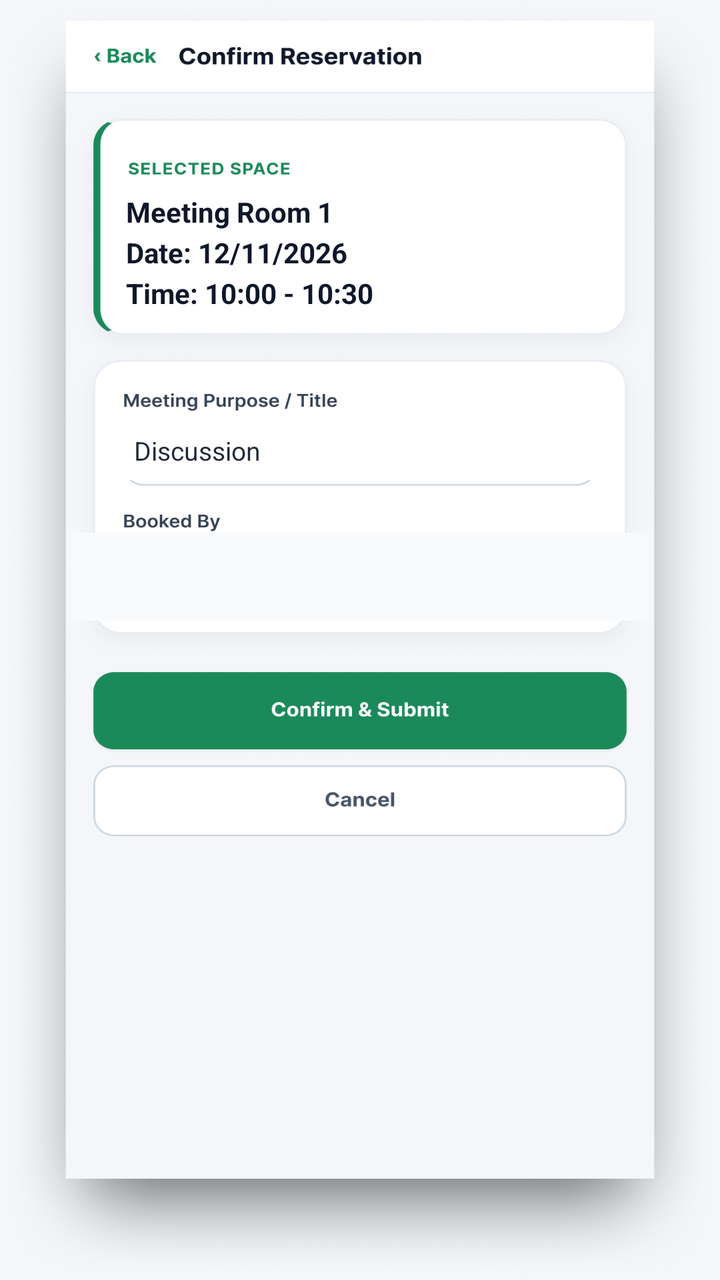
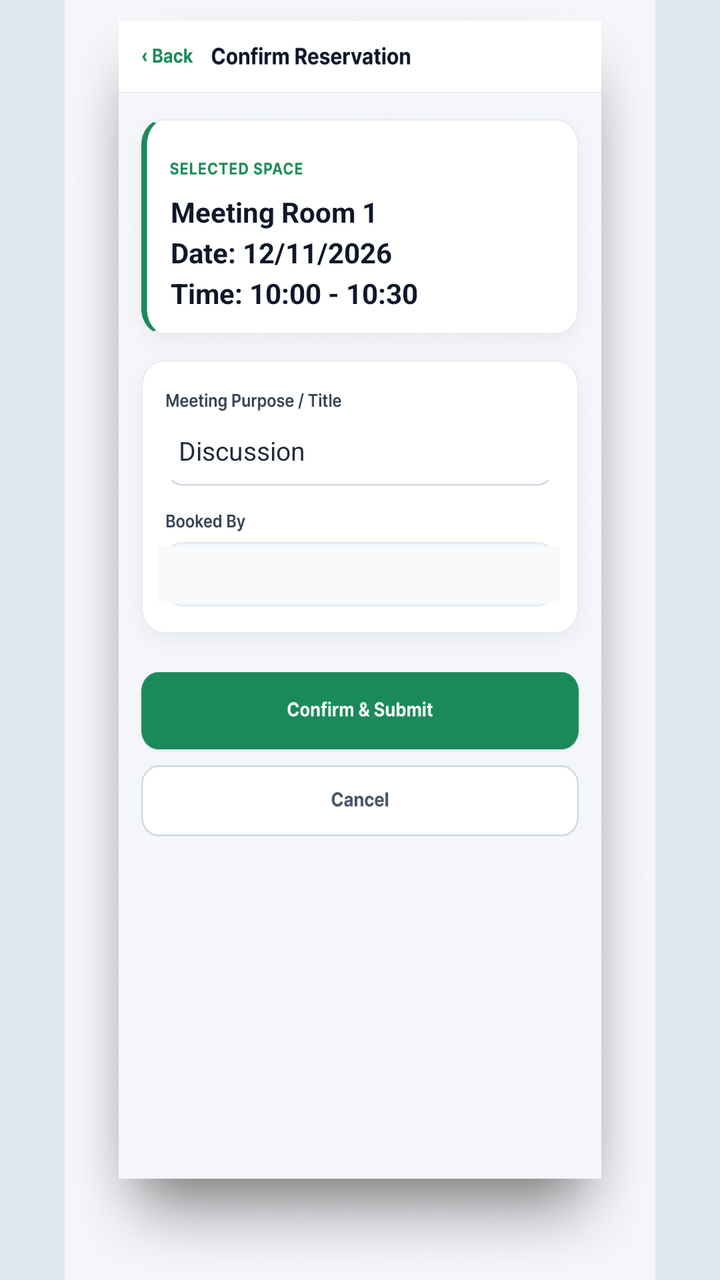

Before-and-after screenshots of an Android layout around one commit, followed by the original layout XML and the change that was made.
<!-- AndroidManifest.xml: application theme Theme.SharedOfficeBookingApp -->
<!-- res/layout/activity_booking_form.xml -->
<?xml version="1.0" encoding="utf-8"?>
<androidx.constraintlayout.widget.ConstraintLayout xmlns:android="http://schemas.android.com/apk/res/android"
    xmlns:app="http://schemas.android.com/apk/res-auto"
    android:layout_width="match_parent"
    android:layout_height="match_parent"
    android:background="#F4F6F9">

    <ImageView
        android:id="@+id/ivBgForm"
        android:layout_width="0dp"
        android:layout_height="0dp"
        android:scaleType="fitXY"
        android:src="@drawable/bookingformrex"
        app:layout_constraintBottom_toBottomOf="parent"
        app:layout_constraintEnd_toEndOf="parent"
        app:layout_constraintStart_toStartOf="parent"
        app:layout_constraintTop_toTopOf="parent" />

    
    <Button
        android:id="@+id/btnBackForm"
        android:layout_width="0dp"
        android:layout_height="0dp"
        android:background="@android:color/transparent"
        app:layout_constraintBottom_toBottomOf="parent"
        app:layout_constraintEnd_toEndOf="parent"
        app:layout_constraintHeight_percent="0.045"
        app:layout_constraintHorizontal_bias="0.11"
        app:layout_constraintStart_toStartOf="parent"
        app:layout_constraintTop_toTopOf="parent"
        app:layout_constraintVertical_bias="0.025"
        app:layout_constraintWidth_percent="0.20" />

    
    <TextView
        android:id="@+id/tvFormSummary"
        android:layout_width="0dp"
        android:layout_height="0dp"
        android:background="#FFFFFF"
        android:gravity="center_vertical"
        android:lineSpacingExtra="4dp"
        android:paddingStart="6dp"
        android:paddingEnd="6dp"
        android:text="Meeting Room 1\nDate: 12/11/2026\nTime: 10:00 - 10:30"
        android:textColor="#0F172A"
        android:textSize="14sp"
        android:textStyle="bold"
        app:layout_constraintBottom_toBottomOf="parent"
        app:layout_constraintEnd_toEndOf="parent"
        app:layout_constraintHeight_percent="0.105"
        app:layout_constraintHorizontal_bias="0.496"
        app:layout_constraintStart_toStartOf="parent"
        app:layout_constraintTop_toTopOf="parent"
        app:layout_constraintVertical_bias="0.162"
        app:layout_constraintWidth_percent="0.68" />

    
    <EditText
        android:id="@+id/etPurpose"
        android:layout_width="0dp"
        android:layout_height="0dp"
        android:background="#FFFFFF"
        android:gravity="center_vertical|start"
        android:hint="e.g. Project Discussion"
        android:text="Discussion"
        android:inputType="text"
        android:paddingStart="10dp"
        android:paddingEnd="10dp"
        android:textColor="#1E293B"
        android:textSize="13sp"
        app:layout_constraintBottom_toBottomOf="parent"
        app:layout_constraintEnd_toEndOf="parent"
        app:layout_constraintHeight_percent="0.046"
        app:layout_constraintHorizontal_bias="0.496"
        app:layout_constraintStart_toStartOf="parent"
        app:layout_constraintTop_toTopOf="parent"
        app:layout_constraintVertical_bias="0.345"
        app:layout_constraintWidth_percent="0.68" />

    

    

    <Spinner
        android:id="@+id/spBookedFor"
        android:layout_width="289dp"
        android:layout_height="44dp"
        android:background="#F8FAFC"
        android:visibility="visible"
        app:layout_constraintBottom_toBottomOf="parent"
        app:layout_constraintEnd_toEndOf="parent"
        app:layout_constraintHeight_percent="0.044"
        app:layout_constraintHorizontal_bias="0.496"
        app:layout_constraintStart_toStartOf="parent"
        app:layout_constraintTop_toTopOf="parent"
        app:layout_constraintVertical_bias="0.447"
        app:layout_constraintWidth_percent="0.68" />

    <Button
        android:id="@+id/btnSubmitBooking"
        android:layout_width="0dp"
        android:layout_height="0dp"
        android:background="@android:color/transparent"
        app:layout_constraintBottom_toBottomOf="parent"
        app:layout_constraintEnd_toEndOf="parent"
        app:layout_constraintHeight_percent="0.055"
        app:layout_constraintStart_toStartOf="parent"
        app:layout_constraintTop_toTopOf="parent"
        app:layout_constraintVertical_bias="0.558"
        app:layout_constraintWidth_percent="0.76" />

</androidx.constraintlayout.widget.ConstraintLayout>
<!-- resources referenced by this layout -->
<resources>
  <!-- drawable bookingformrex: png bitmap (drawable, 796001 bytes) -->
  <style name="Theme.SharedOfficeBookingApp" parent="Base.Theme.SharedOfficeBookingApp" />
  <style name="Base.Theme.SharedOfficeBookingApp" parent="Theme.Material3.DayNight.NoActionBar">
          
          
      </style>
</resources>

<!-- the commit's change to res/layout/activity_booking_form.xml (unified diff, before → after) -->
@@ -3,110 +3,122 @@
     xmlns:app="http://schemas.android.com/apk/res-auto"
     android:layout_width="match_parent"
     android:layout_height="match_parent"
-    android:background="#F4F6F9">
+    android:background="#E2E8F0">
 
-    <ImageView
-        android:id="@+id/ivBgForm"
+
+    <androidx.constraintlayout.widget.ConstraintLayout
+        android:id="@+id/phoneViewportContainer"
         android:layout_width="0dp"
         android:layout_height="0dp"
-        android:scaleType="fitXY"
-        android:src="@drawable/bookingformrex"
+        android:background="#F4F6F9"
         app:layout_constraintBottom_toBottomOf="parent"
+        app:layout_constraintDimensionRatio="W,9:19.5"
         app:layout_constraintEnd_toEndOf="parent"
         app:layout_constraintStart_toStartOf="parent"
-        app:layout_constraintTop_toTopOf="parent" />
+        app:layout_constraintTop_toTopOf="parent">
 
-    
-    <Button
-        android:id="@+id/btnBackForm"
-        android:layout_width="0dp"
-        android:layout_height="0dp"
-        android:background="@android:color/transparent"
-        app:layout_constraintBottom_toBottomOf="parent"
-        app:layout_constraintEnd_toEndOf="parent"
-        app:layout_constraintHeight_percent="0.045"
-        app:layout_constraintHorizontal_bias="0.11"
-        app:layout_constraintStart_toStartOf="parent"
-        app:layout_constraintTop_toTopOf="parent"
-        app:layout_constraintVertical_bias="0.025"
-        app:layout_constraintWidth_percent="0.20" />
+        <ImageView
+            android:id="@+id/ivBgForm"
+            android:layout_width="0dp"
+            android:layout_height="0dp"
+            android:scaleType="fitXY"
+            android:src="@drawable/bookingformrex"
+            app:layout_constraintBottom_toBottomOf="parent"
+            app:layout_constraintEnd_toEndOf="parent"
+            app:layout_constraintStart_toStartOf="parent"
+            app:layout_constraintTop_toTopOf="parent" />
 
-    
-    <TextView
-        android:id="@+id/tvFormSummary"
-        android:layout_width="0dp"
-        android:layout_height="0dp"
-        android:background="#FFFFFF"
-        android:gravity="center_vertical"
-        android:lineSpacingExtra="4dp"
-        android:paddingStart="6dp"
-        android:paddingEnd="6dp"
-        android:text="Meeting Room 1\nDate: 12/11/2026\nTime: 10:00 - 10:30"
-        android:textColor="#0F172A"
-        android:textSize="14sp"
-        android:textStyle="bold"
-        app:layout_constraintBottom_toBottomOf="parent"
-        app:layout_constraintEnd_toEndOf="parent"
-        app:layout_constraintHeight_percent="0.105"
-        app:layout_constraintHorizontal_bias="0.496"
-        app:layout_constraintStart_toStartOf="parent"
-        app:layout_constraintTop_toTopOf="parent"
-        app:layout_constraintVertical_bias="0.162"
-        app:layout_constraintWidth_percent="0.68" />
+        
+        <Button
+            android:id="@+id/btnBackForm"
+            android:layout_width="0dp"
+            android:layout_height="0dp"
+            android:background="@android:color/transparent"
+            app:layout_constraintBottom_toBottomOf="parent"
+            app:layout_constraintEnd_toEndOf="parent"
+            app:layout_constraintHeight_percent="0.045"
+            app:layout_constraintHorizontal_bias="0.11"
+            app:layout_constraintStart_toStartOf="parent"
+            app:layout_constraintTop_toTopOf="parent"
+            app:layout_constraintVertical_bias="0.025"
+            app:layout_constraintWidth_percent="0.20" />
 
-    
-    <EditText
-        android:id="@+id/etPurpose"
-        android:layout_width="0dp"
-        android:layout_height="0dp"
-        android:background="#FFFFFF"
-        android:gravity="center_vertical|start"
-        android:hint="e.g. Project Discussion"
-        android:text="Discussion"
-        android:inputType="text"
-        android:paddingStart="10dp"
-        android:paddingEnd="10dp"
-        android:textColor="#1E293B"
-        android:textSize="13sp"
-        app:layout_constraintBottom_toBottomOf="parent"
-        app:layout_constraintEnd_toEndOf="parent"
-        app:layout_constraintHeight_percent="0.046"
-        app:layout_constraintHorizontal_bias="0.496"
-        app:layout_constraintStart_toStartOf="parent"
-        app:layout_constraintTop_toTopOf="parent"
-        app:layout_constraintVertical_bias="0.345"
-        app:layout_constraintWidth_percent="0.68" />
+        
+        <TextView
+            android:id="@+id/tvFormSummary"
+            android:layout_width="0dp"
+            android:layout_height="0dp"
+            android:background="#FFFFFF"
+            android:gravity="center_vertical"
+            android:lineSpacingExtra="4dp"
+            android:paddingStart="6dp"
+            android:paddingEnd="6dp"
+            android:text="Meeting Room 1\nDate: 12/11/2026\nTime: 10:00 - 10:30"
+            android:textColor="#0F172A"
+            android:textSize="14sp"
+            android:textStyle="bold"
+            app:layout_constraintBottom_toBottomOf="parent"
+            app:layout_constraintEnd_toEndOf="parent"
+            app:layout_constraintHeight_percent="0.105"
+            app:layout_constraintHorizontal_bias="0.496"
+            app:layout_constraintStart_toStartOf="parent"
+            app:layout_constraintTop_toTopOf="parent"
+            app:layout_constraintVertical_bias="0.162"
+            app:layout_constraintWidth_percent="0.68" />
 
-    
+        
+        <EditText
+            android:id="@+id/etPurpose"
+            android:layout_width="0dp"
+            android:layout_height="0dp"
+            android:background="#FFFFFF"
+            android:gravity="center_vertical|start"
+            android:hint="e.g. Project Discussion"
+            android:inputType="text"
+            android:paddingStart="10dp"
+            android:paddingEnd="10dp"
+            android:text="Discussion"
+            android:textColor="#1E293B"
+            android:textSize="13sp"
+            app:layout_constraintBottom_toBottomOf="parent"
+            app:layout_constraintEnd_toEndOf="parent"
+            app:layout_constraintHeight_percent="0.046"
+            app:layout_constraintHorizontal_bias="0.496"
+            app:layout_constraintStart_toStartOf="parent"
+            app:layout_constraintTop_toTopOf="parent"
+            app:layout_constraintVertical_bias="0.345"
+            app:layout_constraintWidth_percent="0.68" />
 
-    
+        
+        <Spinner
+            android:id="@+id/spBookedFor"
+            android:layout_width="0dp"
+            android:layout_height="0dp"
+            android:background="#F8FAFC"
+            android:visibility="visible"
+            app:layout_constraintBottom_toBottomOf="parent"
+            app:layout_constraintEnd_toEndOf="parent"
+            app:layout_constraintHeight_percent="0.044"
+            app:layout_constraintHorizontal_bias="0.496"
+            app:layout_constraintStart_toStartOf="parent"
+            app:layout_constraintTop_toTopOf="parent"
+            app:layout_constraintVertical_bias="0.447"
+            app:layout_constraintWidth_percent="0.68" />
 
-    <Spinner
-        android:id="@+id/spBookedFor"
-        android:layout_width="289dp"
-        android:layout_height="44dp"
-        android:background="#F8FAFC"
-        android:visibility="visible"
-        app:layout_constraintBottom_toBottomOf="parent"
-        app:layout_constraintEnd_toEndOf="parent"
-        app:layout_constraintHeight_percent="0.044"
-        app:layout_constraintHorizontal_bias="0.496"
-        app:layout_constraintStart_toStartOf="parent"
-        app:layout_constraintTop_toTopOf="parent"
-        app:layout_constraintVertical_bias="0.447"
-        app:layout_constraintWidth_percent="0.68" />
+        
+        <Button
+            android:id="@+id/btnSubmitBooking"
+            android:layout_width="0dp"
+            android:layout_height="0dp"
+            android:background="@android:color/transparent"
+            app:layout_constraintBottom_toBottomOf="parent"
+            app:layout_constraintEnd_toEndOf="parent"
+            app:layout_constraintHeight_percent="0.055"
+            app:layout_constraintStart_toStartOf="parent"
+            app:layout_constraintTop_toTopOf="parent"
+            app:layout_constraintVertical_bias="0.558"
+            app:layout_constraintWidth_percent="0.76" />
 
-    <Button
-        android:id="@+id/btnSubmitBooking"
-        android:layout_width="0dp"
-        android:layout_height="0dp"
-        android:background="@android:color/transparent"
-        app:layout_constraintBottom_toBottomOf="parent"
-        app:layout_constraintEnd_toEndOf="parent"
-        app:layout_constraintHeight_percent="0.055"
-        app:layout_constraintStart_toStartOf="parent"
-        app:layout_constraintTop_toTopOf="parent"
-        app:layout_constraintVertical_bias="0.558"
-        app:layout_constraintWidth_percent="0.76" />
+    </androidx.constraintlayout.widget.ConstraintLayout>
 
 </androidx.constraintlayout.widget.ConstraintLayout>
